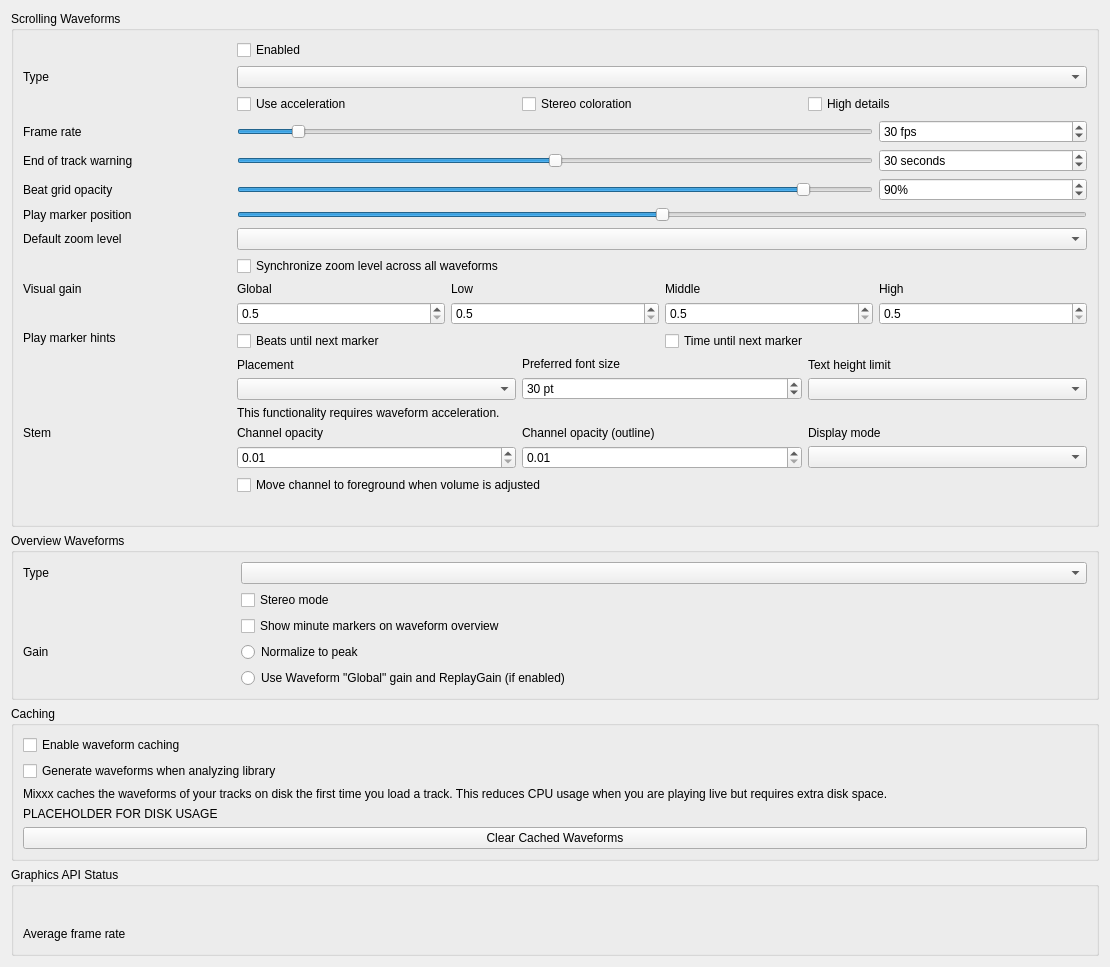
Before: the Qt Designer form src/preferences/dialog/dlgprefwaveformdlg.ui in 0cwa/mixxx, drawn with Qt 5.
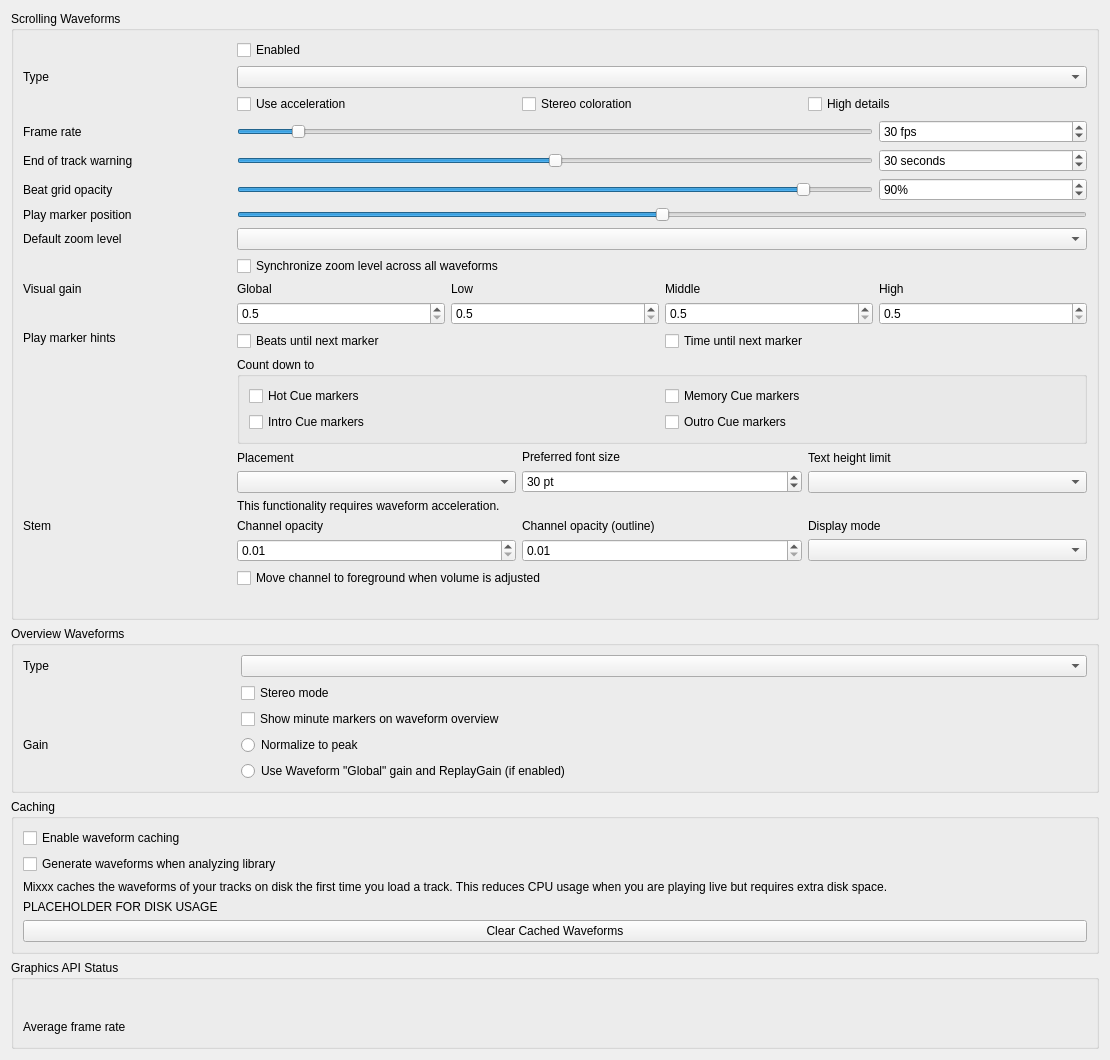
After: the same form once the commit is applied.

```diff
--- a/src/preferences/dialog/dlgprefwaveformdlg.ui
+++ b/src/preferences/dialog/dlgprefwaveformdlg.ui
@@ -495,7 +495,59 @@
      </item>
 
      <item row="12" column="1" colspan="4">
-      <layout class="QHBoxLayout" name="marker_option_layout">
+      <layout class="QVBoxLayout" name="untilMarkOptionsLayout">
+       <item>
+        <widget class="QGroupBox" name="untilMarkCueTypesGroupBox">
+         <property name="title">
+          <string>Count down to</string>
+         </property>
+         <layout class="QGridLayout" name="untilMarkCueTypesLayout">
+          <item row="0" column="0">
+           <widget class="QCheckBox" name="untilMarkShowHotCuesCheckBox">
+            <property name="toolTip">
+             <string>Include Hot Cue markers when choosing the next countdown marker.</string>
+            </property>
+            <property name="text">
+             <string>Hot Cue markers</string>
+            </property>
+           </widget>
+          </item>
+          <item row="0" column="1">
+           <widget class="QCheckBox" name="untilMarkShowMemoryCuesCheckBox">
+            <property name="toolTip">
+             <string>Include Memory Cue markers when choosing the next countdown marker.</string>
+            </property>
+            <property name="text">
+             <string>Memory Cue markers</string>
+            </property>
+           </widget>
+          </item>
+          <item row="1" column="0">
+           <widget class="QCheckBox" name="untilMarkShowIntroCuesCheckBox">
+            <property name="toolTip">
+             <string>Include Intro Cue markers when choosing the next countdown marker.</string>
+            </property>
+            <property name="text">
+             <string>Intro Cue markers</string>
+            </property>
+           </widget>
+          </item>
+          <item row="1" column="1">
+           <widget class="QCheckBox" name="untilMarkShowOutroCuesCheckBox">
+            <property name="toolTip">
+             <string>Include Outro Cue markers when choosing the next countdown marker.</string>
+            </property>
+            <property name="text">
+             <string>Outro Cue markers</string>
+            </property>
+           </widget>
+          </item>
+         </layout>
+        </widget>
+       </item>
+
+       <item>
+        <layout class="QHBoxLayout" name="marker_option_layout">
        <item>
         <layout class="QVBoxLayout" name="marker_options_placement_layout">
          <item>
@@ -575,7 +627,9 @@
         </layout>
        </item>
 
-      </layout><!-- marker_option_layout -->
+        </layout><!-- marker_option_layout -->
+       </item>
+      </layout><!-- untilMarkOptionsLayout -->
      </item>
 
      <item row="13" column="1" colspan="4">
```
Left out of the diff: 4 changed lines with no effect on the pictures.
